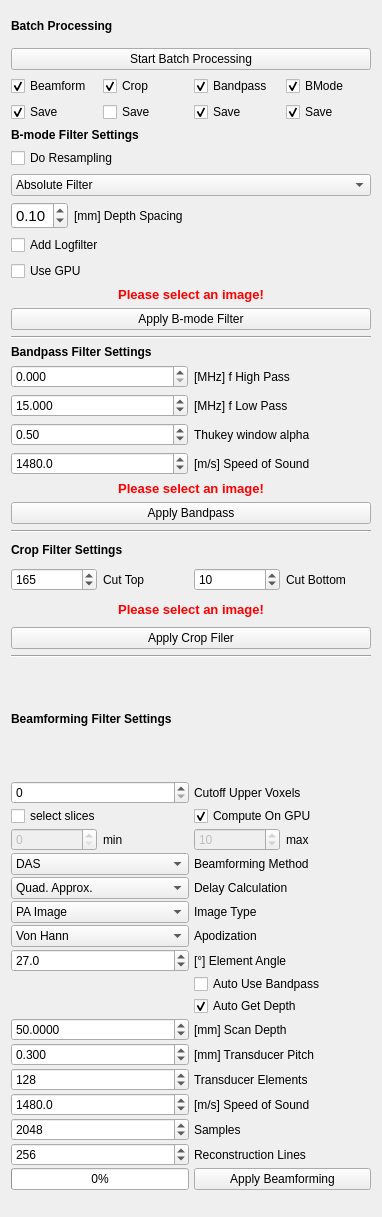
This is Plugins/org.mitk.gui.qt.photoacoustics.imageprocessing/src/internal/PAImageProcessingControls.ui in MITK/MITK as Qt 5 draws it before an edit. The edited form follows.
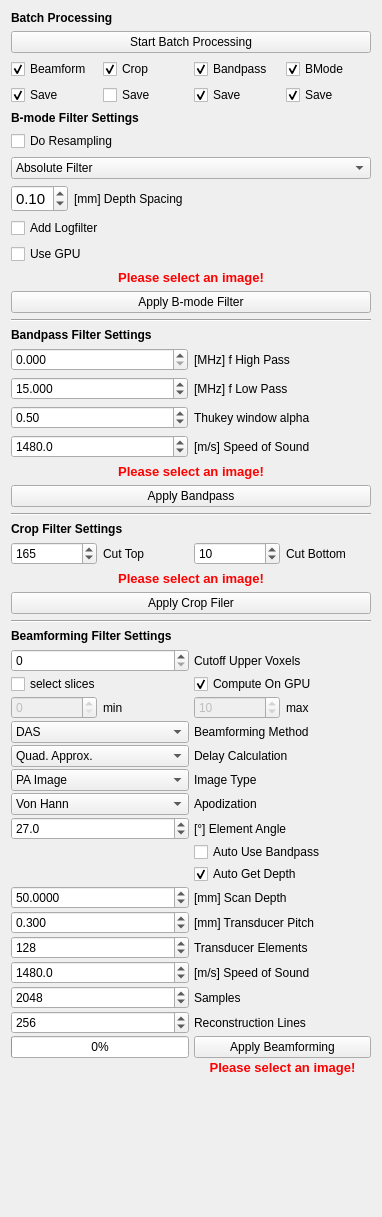
This is the edited form.

```diff
--- a/Plugins/org.mitk.gui.qt.photoacoustics.imageprocessing/src/internal/PAImageProcessingControls.ui
+++ b/Plugins/org.mitk.gui.qt.photoacoustics.imageprocessing/src/internal/PAImageProcessingControls.ui
@@ -703,13 +703,6 @@
          </property>
         </widget>
        </item>
-       <item row="0" column="1">
-        <widget class="QLabel" name="label_12">
-         <property name="text">
-          <string>Cutoff Upper Voxels</string>
-         </property>
-        </widget>
-       </item>
        <item row="3" column="0">
         <widget class="QComboBox" name="BFAlgorithm">
          <property name="sizePolicy">
@@ -955,10 +948,37 @@
          </property>
         </widget>
        </item>
+       <item row="0" column="1">
+        <widget class="QLabel" name="label_12">
+         <property name="text">
+          <string>Cutoff Upper Voxels</string>
+         </property>
+        </widget>
+       </item>
+       <item row="28" column="1">
+        <widget class="QLabel" name="labelWarning4">
+         <property name="text">
+          <string>&lt;html&gt;&lt;head/&gt;&lt;body&gt;&lt;p align=&quot;center&quot;&gt;&lt;span style=&quot; font-size:10pt; font-weight:600; color:#ff0000;&quot;&gt;Please select an image!&lt;/span&gt;&lt;/p&gt;&lt;/body&gt;&lt;/html&gt;</string>
+         </property>
+        </widget>
+       </item>
       </layout>
      </item>
     </layout>
    </item>
+   <item>
+    <spacer name="verticalSpacer">
+     <property name="orientation">
+      <enum>Qt::Vertical</enum>
+     </property>
+     <property name="sizeHint" stdset="0">
+      <size>
+       <width>20</width>
+       <height>40</height>
+      </size>
+     </property>
+    </spacer>
+   </item>
   </layout>
  </widget>
  <layoutdefault spacing="6" margin="11"/>
```
